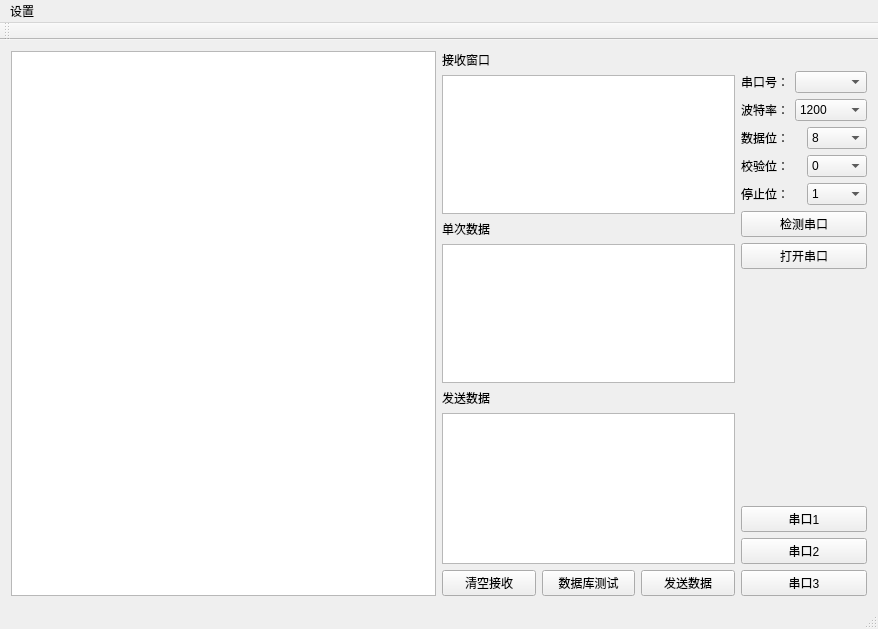
This is mainwindow.ui in VegetablesMaster/qt_serial as Qt 5 draws it before an edit. The edited form follows.
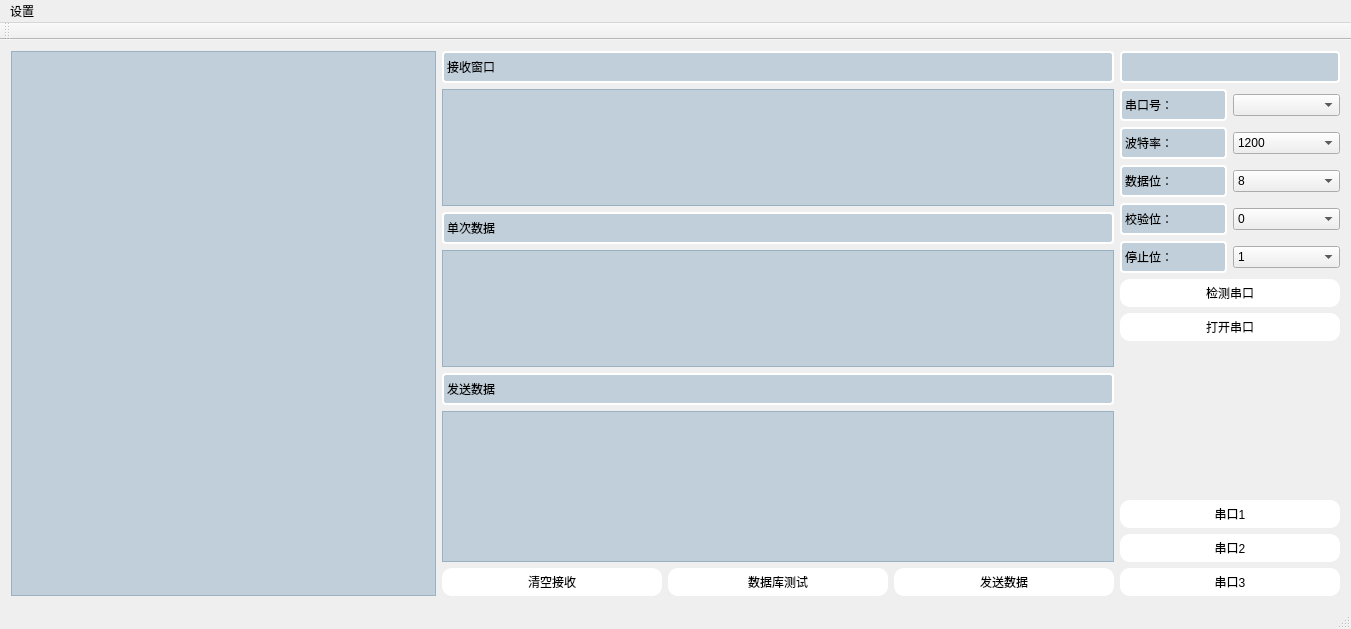
This is the edited form. Icons and pictures are not drawn.

Diff of the .ui file:
```diff
--- a/mainwindow.ui
+++ b/mainwindow.ui
@@ -13,6 +13,53 @@
   <property name="windowTitle">
    <string>三思-毫米波雷达展示程序</string>
   </property>
+  <property name="styleSheet">
+   <string notr="true">QMainWindow {    
+	background: white url(:/images/jpg/sansi_logo.jpg);
+    background-repeat: repeat-y;
+    background-position: left;
+}
+
+QLineEdit { 
+	min-width:68px;
+    min-height:28px;
+	background-color: rgb(170, 255, 255);
+	border-color: rgb(22, 83, 150);
+	border: 2px solid rgba(0, 127, 255, 100);
+	font: 14pt &quot;Myanmar Text&quot;;
+	
+}
+QFrame {	
+	background-color: rgba(0, 75, 125, 50);
+}
+
+QLabel{
+	
+
+	min-width:68px;
+    min-height:28px;
+
+    max-height:28px;
+
+	border: 2px solid white;
+	border-radius: 4px;
+	
+	
+	font: 75 14pt &quot;Microsoft JhengHei UI&quot;;
+	text-align: center;
+}
+
+QCheckBox{
+  	max-height:14px;
+}
+
+QPushButton{
+	background-color: rgb(255, 255, 255);
+    min-width:220px;
+    min-height:28px;
+	border-radius: 10px;
+}</string>
+  </property>
   <widget class="QWidget" name="centralWidget">
    <layout class="QGridLayout" name="gridLayout">
     <item row="0" column="1">
```
